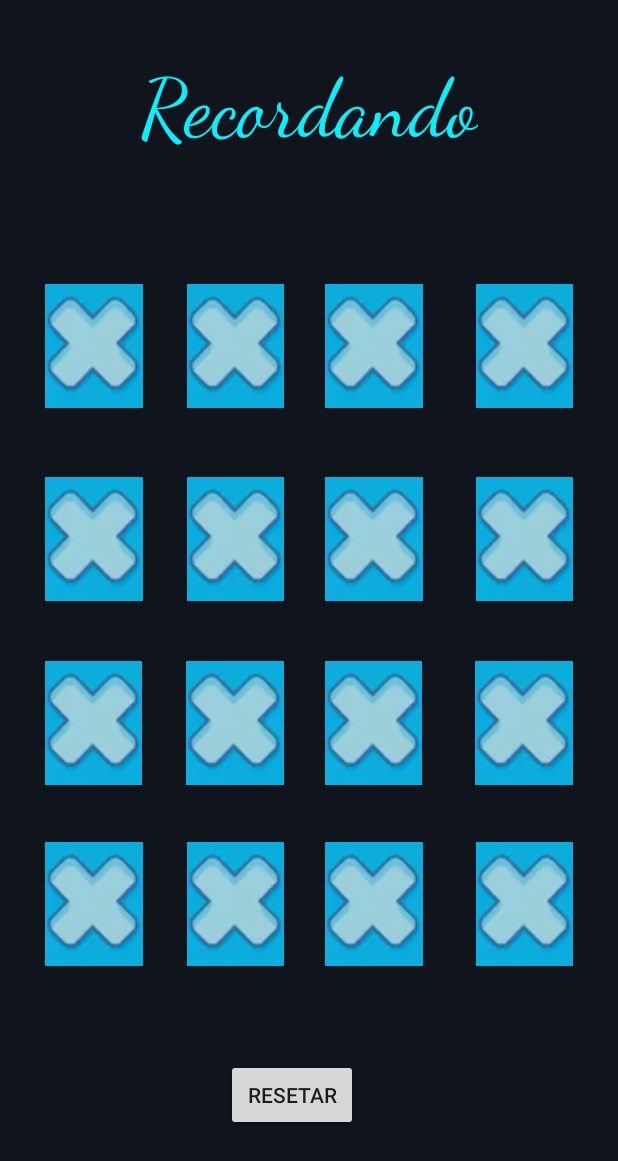
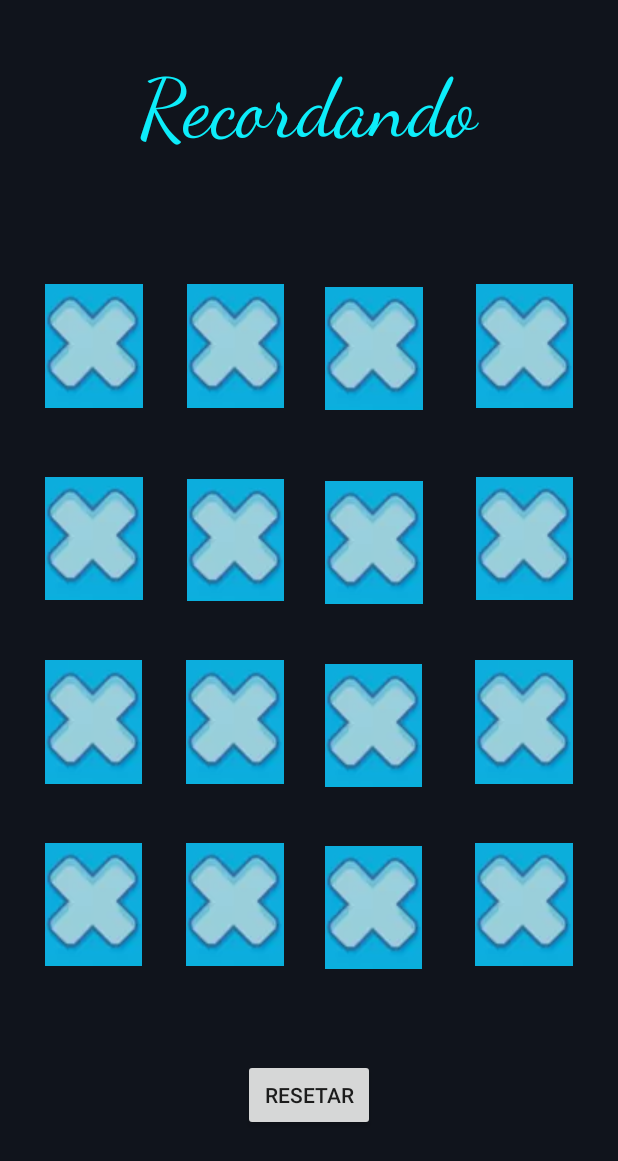
Before and after one commit to PedroGomes21/Recordando, an Android app: the MainGame screen opened directly, with no data from a screen before it, on a phone screen of 412 x 824 dp. Shown: the top 1161 px of the screen. Run offline under Robolectric (Android 15) with nearby library versions, the phone set to English and light mode, and no system bars.

Commit message:
update kotlin

```diff
--- a/app/src/main/java/com/example/recordandov4/InfosActivity.kt
+++ b/app/src/main/java/com/example/recordandov4/InfosActivity.kt
@@ -143,7 +143,6 @@ class InfosActivity : AppCompatActivity() {
 
             }
         }catch (e: Exception){
-            Toast.makeText(this,"erro $e", Toast.LENGTH_LONG).show()
 
         }
 
@@ -167,6 +166,7 @@ class InfosActivity : AppCompatActivity() {
 
             }
         }catch (e: Exception){
+            Toast.makeText(this, "movimento inválido $e", Toast.LENGTH_SHORT).show()
 
         }
 
--- a/app/src/main/java/com/example/recordandov4/LoginActivity.kt
+++ b/app/src/main/java/com/example/recordandov4/LoginActivity.kt
@@ -77,7 +77,7 @@ internal class LoginActivity: AppCompatActivity()  {
         } catch (e: ApiException) {
             // The ApiException status code indicates the detailed failure reason.
             // Please refer to the GoogleSignInStatusCodes class reference for more information.
-            Toast.makeText(this,"signInResult:failed codaea="+ e.getStatusCode(), Toast.LENGTH_SHORT).show()
+            Toast.makeText(this,"signInResult:failed code="+ e.getStatusCode(), Toast.LENGTH_SHORT).show()
 
         }
 
--- a/app/src/main/java/com/example/recordandov4/MainActivity.kt
+++ b/app/src/main/java/com/example/recordandov4/MainActivity.kt
@@ -5,6 +5,7 @@ import android.net.Uri
 import androidx.appcompat.app.AppCompatActivity
 import android.os.Bundle
 import android.view.View
+import android.widget.Toast
 import com.example.recordandov4.entities.Infos
 import com.example.recordandov4.game.MainGame
 import com.google.android.gms.auth.api.signin.GoogleSignIn
@@ -25,7 +26,6 @@ class MainActivity : AppCompatActivity() {
 
         super.onCreate(savedInstanceState)
         setContentView(R.layout.activity_main)
-        avisoEmer.visibility = View.GONE
 
         val acct = GoogleSignIn.getLastSignedInAccount(this)
         if (acct != null) {
@@ -60,10 +60,11 @@ class MainActivity : AppCompatActivity() {
 
     private fun abrirDiscador() {
         try {
-            val nomes = realm.where(Infos::class.java).findAll().last()
+            val tell = realm.where(Infos::class.java).findAll().last()
 
-            if (nomes!!.nome.isNullOrEmpty()) {
-                avisoEmer.visibility = View.VISIBLE
+            if (tell!!.tell2 == null) {
+
+
 
 
 
@@ -73,11 +74,16 @@ class MainActivity : AppCompatActivity() {
                 realm.beginTransaction()
 
                 val intent = Intent(Intent.ACTION_DIAL)
-                intent.data = Uri.parse("tel:" + nomes?.tell2)
+                intent.data = Uri.parse("tel:" + tell?.tell2)
+                realm.commitTransaction()
+
                 startActivity(intent)
             }
 
         }catch (e: Exception){
+            val intent = Intent(Intent.ACTION_DIAL)
+            intent.data = Uri.parse("tel:" + "192")
+            startActivity(intent)
 
         }
     }
--- a/app/src/main/res/layout/activity_card.xml
+++ b/app/src/main/res/layout/activity_card.xml
@@ -9,53 +9,31 @@
 
     <Button
         android:id="@+id/button2"
-        android:layout_width="wrap_content"
+        android:layout_width="88dp"
         android:layout_height="wrap_content"
-        android:layout_marginEnd="43dp"
+        android:layout_marginStart="161dp"
+        android:layout_marginEnd="161dp"
         android:layout_marginBottom="70dp"
         android:text="Resetar"
         app:layout_constraintBottom_toBottomOf="parent"
-        app:layout_constraintEnd_toEndOf="@+id/imageButton17"
-        app:layout_constraintTop_toBottomOf="@+id/imageButton15" />
+        app:layout_constraintEnd_toEndOf="parent"
+        app:layout_constraintStart_toStartOf="parent" />
 
 
     <TextView
         android:id="@+id/textView"
-        android:layout_width="wrap_content"
+        android:layout_width="227dp"
         android:layout_height="wrap_content"
+        android:layout_marginStart="92dp"
         android:layout_marginTop="40dp"
-        android:layout_marginBottom="84dp"
+        android:layout_marginEnd="92dp"
+        android:layout_marginBottom="86dp"
         android:fontFamily="cursive"
         android:text="Recordando"
         android:textColor="#0DEDFA"
         android:textSize="54sp"
-        app:layout_constraintBottom_toTopOf="@+id/imageButton2"
+        app:layout_constraintBottom_toTopOf="@+id/imageButton3"
         app:layout_constraintEnd_toEndOf="parent"
-        app:layout_constraintStart_toStartOf="parent"
-        app:layout_constraintTop_toTopOf="parent" />
-
-    <androidx.constraintlayout.widget.Group
-        android:id="@+id/group"
-        android:layout_width="wrap_content"
-        android:layout_height="wrap_content"
-        app:layout_constraintBottom_toTopOf="parent"
-        app:layout_constraintEnd_toStartOf="parent"
-        app:layout_constraintStart_toStartOf="parent"
-        app:layout_constraintTop_toTopOf="parent" />
-
-    <androidx.constraintlayout.widget.Guideline
-        android:id="@+id/guideline2"
-        android:layout_width="wrap_content"
-        android:layout_height="wrap_content"
-        android:orientation="vertical"
-        app:layout_constraintGuide_percent="0.04" />
-
-    <androidx.constraintlayout.widget.Group
-        android:id="@+id/group2"
-        android:layout_width="wrap_content"
-        android:layout_height="wrap_content"
-        app:layout_constraintBottom_toTopOf="parent"
-        app:layout_constraintEnd_toStartOf="parent"
         app:layout_constraintStart_toStartOf="parent"
         app:layout_constraintTop_toTopOf="parent" />
 
@@ -92,7 +70,7 @@
         android:layout_height="0dp"
         android:layout_marginStart="30dp"
         android:layout_marginEnd="29dp"
-        android:layout_marginBottom="38dp"
+        android:layout_marginBottom="39dp"
         app:layout_constraintBottom_toTopOf="@+id/imageButton13"
         app:layout_constraintEnd_toStartOf="@+id/imageButton10"
         app:layout_constraintStart_toStartOf="parent"
@@ -117,11 +95,10 @@
         android:layout_width="0dp"
         android:layout_height="0dp"
         android:layout_marginEnd="27dp"
-        android:layout_marginBottom="38dp"
-        app:layout_constraintBottom_toTopOf="@+id/imageButton15"
+        app:layout_constraintBottom_toBottomOf="@+id/imageButton9"
         app:layout_constraintEnd_toStartOf="@+id/imageButton12"
         app:layout_constraintStart_toEndOf="@+id/imageButton9"
-        app:layout_constraintTop_toBottomOf="@+id/imageButton6"
+        app:layout_constraintTop_toTopOf="@+id/imageButton9"
         app:srcCompat="@drawable/ic_s" />
 
     <ImageButton
@@ -129,11 +106,10 @@
         android:layout_width="0dp"
         android:layout_height="0dp"
         android:layout_marginEnd="27dp"
-        android:layout_marginBottom="62dp"
-        app:layout_constraintBottom_toTopOf="@+id/button2"
+        app:layout_constraintBottom_toBottomOf="@+id/imageButton13"
         app:layout_constraintEnd_toStartOf="@+id/imageButton17"
         app:layout_constraintStart_toEndOf="@+id/imageButton13"
-        app:layout_constraintTop_toBottomOf="@+id/imageButton10"
+        app:layout_constraintTop_toTopOf="@+id/imageButton13"
         app:srcCompat="@drawable/ic_s" />
 
     <ImageButton
@@ -141,7 +117,7 @@
         android:layout_width="0dp"
         android:layout_height="0dp"
         android:layout_marginEnd="30dp"
-        android:layout_marginBottom="38dp"
+        android:layout_marginBottom="39dp"
         app:layout_constraintBottom_toTopOf="@+id/imageButton18"
         app:layout_constraintEnd_toEndOf="parent"
         app:layout_constraintStart_toEndOf="@+id/imageButton12"
@@ -165,10 +141,11 @@
         android:layout_width="0dp"
         android:layout_height="0dp"
         android:layout_marginEnd="35dp"
-        app:layout_constraintBottom_toBottomOf="@+id/imageButton10"
+        android:layout_marginBottom="39dp"
+        app:layout_constraintBottom_toTopOf="@+id/imageButton17"
         app:layout_constraintEnd_toStartOf="@+id/imageButton11"
         app:layout_constraintStart_toEndOf="@+id/imageButton10"
-        app:layout_constraintTop_toTopOf="@+id/imageButton10"
+        app:layout_constraintTop_toBottomOf="@+id/imageButton7"
         app:srcCompat="@drawable/ic_s" />
 
     <ImageButton
@@ -176,22 +153,24 @@
         android:layout_width="0dp"
         android:layout_height="0dp"
         android:layout_marginEnd="35dp"
-        app:layout_constraintBottom_toBottomOf="@+id/imageButton15"
+        android:layout_marginBottom="178dp"
+        app:layout_constraintBottom_toBottomOf="parent"
         app:layout_constraintEnd_toStartOf="@+id/imageButton18"
         app:layout_constraintStart_toEndOf="@+id/imageButton15"
-        app:layout_constraintTop_toTopOf="@+id/imageButton15"
+        app:layout_constraintTop_toBottomOf="@+id/imageButton12"
         app:srcCompat="@drawable/ic_s" />
 
     <ImageButton
         android:id="@+id/imageButton6"
         android:layout_width="0dp"
         android:layout_height="0dp"
+        android:layout_marginTop="1dp"
         android:layout_marginEnd="27dp"
-        android:layout_marginBottom="40dp"
-        app:layout_constraintBottom_toTopOf="@+id/imageButton10"
+        android:layout_marginBottom="2dp"
+        app:layout_constraintBottom_toBottomOf="@+id/imageButton7"
         app:layout_constraintEnd_toStartOf="@+id/imageButton7"
         app:layout_constraintStart_toEndOf="@+id/imageButton5"
-        app:layout_constraintTop_toBottomOf="@+id/imageButton2"
+        app:layout_constraintTop_toTopOf="@+id/imageButton5"
         app:srcCompat="@drawable/ic_s" />
 
     <ImageButton
@@ -199,10 +178,11 @@
         android:layout_width="0dp"
         android:layout_height="0dp"
         android:layout_marginEnd="35dp"
-        app:layout_constraintBottom_toBottomOf="@+id/imageButton6"
+        android:layout_marginBottom="40dp"
+        app:layout_constraintBottom_toTopOf="@+id/imageButton12"
         app:layout_constraintEnd_toStartOf="@+id/imageButton8"
         app:layout_constraintStart_toEndOf="@+id/imageButton6"
-        app:layout_constraintTop_toTopOf="@+id/imageButton6"
+        app:layout_constraintTop_toBottomOf="@+id/imageButton3"
         app:srcCompat="@drawable/ic_s" />
 
     <ImageButton
@@ -222,11 +202,10 @@
         android:layout_width="0dp"
         android:layout_height="0dp"
         android:layout_marginEnd="27dp"
-        android:layout_marginBottom="46dp"
-        app:layout_constraintBottom_toTopOf="@+id/imageButton6"
+        app:layout_constraintBottom_toBottomOf="@+id/imageButton"
         app:layout_constraintEnd_toStartOf="@+id/imageButton3"
         app:layout_constraintStart_toEndOf="@+id/imageButton"
-        app:layout_constraintTop_toBottomOf="@+id/textView"
+        app:layout_constraintTop_toTopOf="@+id/imageButton"
         app:srcCompat="@drawable/ic_s" />
 
     <ImageButton
@@ -234,10 +213,11 @@
         android:layout_width="0dp"
         android:layout_height="0dp"
         android:layout_marginEnd="35dp"
-        app:layout_constraintBottom_toBottomOf="@+id/imageButton2"
+        android:layout_marginBottom="47dp"
+        app:layout_constraintBottom_toTopOf="@+id/imageButton7"
         app:layout_constraintEnd_toStartOf="@+id/imageButton4"
         app:layout_constraintStart_toEndOf="@+id/imageButton2"
-        app:layout_constraintTop_toTopOf="@+id/imageButton2"
+        app:layout_constraintTop_toBottomOf="@+id/textView"
         app:srcCompat="@drawable/ic_s" />
 
     <ImageButton
--- a/app/src/main/res/layout/activity_main.xml
+++ b/app/src/main/res/layout/activity_main.xml
@@ -89,6 +89,7 @@
         android:layout_marginTop="50dp"
         android:layout_marginEnd="88dp"
         android:text="Emergência"
+
         app:layout_constraintEnd_toEndOf="parent"
         app:layout_constraintTop_toBottomOf="@+id/info" />
 
@@ -104,14 +105,4 @@
         app:layout_constraintEnd_toEndOf="parent"
         app:layout_constraintTop_toBottomOf="@+id/emer" />
 
-    <TextView
-        android:id="@+id/avisoEmer"
-        android:layout_width="wrap_content"
-        android:layout_height="wrap_content"
-        android:text="Informe um numero de emergência."
-        android:textColor="#56FFFB00"
-        app:layout_constraintBottom_toTopOf="@+id/emer"
-        app:layout_constraintEnd_toEndOf="parent"
-        app:layout_constraintStart_toStartOf="parent" />
-
 </androidx.constraintlayout.widget.ConstraintLayout>
--- a/build.gradle
+++ b/build.gradle
@@ -1,6 +1,6 @@
 // Top-level build file where you can add configuration options common to all sub-projects/modules.
 buildscript {
-    ext.kotlin_version = "1.3.72"
+    ext.kotlin_version = "1.4.32"
     ext.realm_version ="6.5"
 
     repositories {
@@ -10,7 +10,7 @@ buildscript {
 
     dependencies {
         classpath "com.android.tools.build:gradle:4.1.3"
-        classpath "org.jetbrains.kotlin:kotlin-gradle-plugin:$kotlin_version"
+        classpath "org.jetbrains.kotlin:kotlin-gradle-plugin:1.4.32"
         classpath "io.realm:realm-gradle-plugin:10.4.0"
 
 
```
